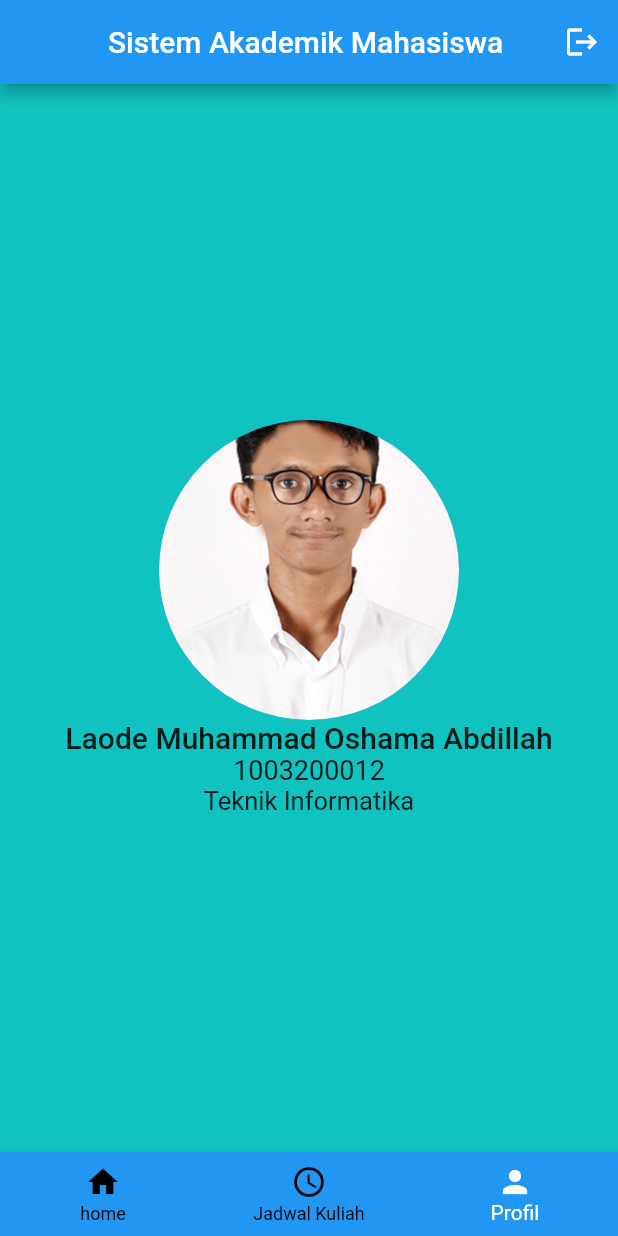
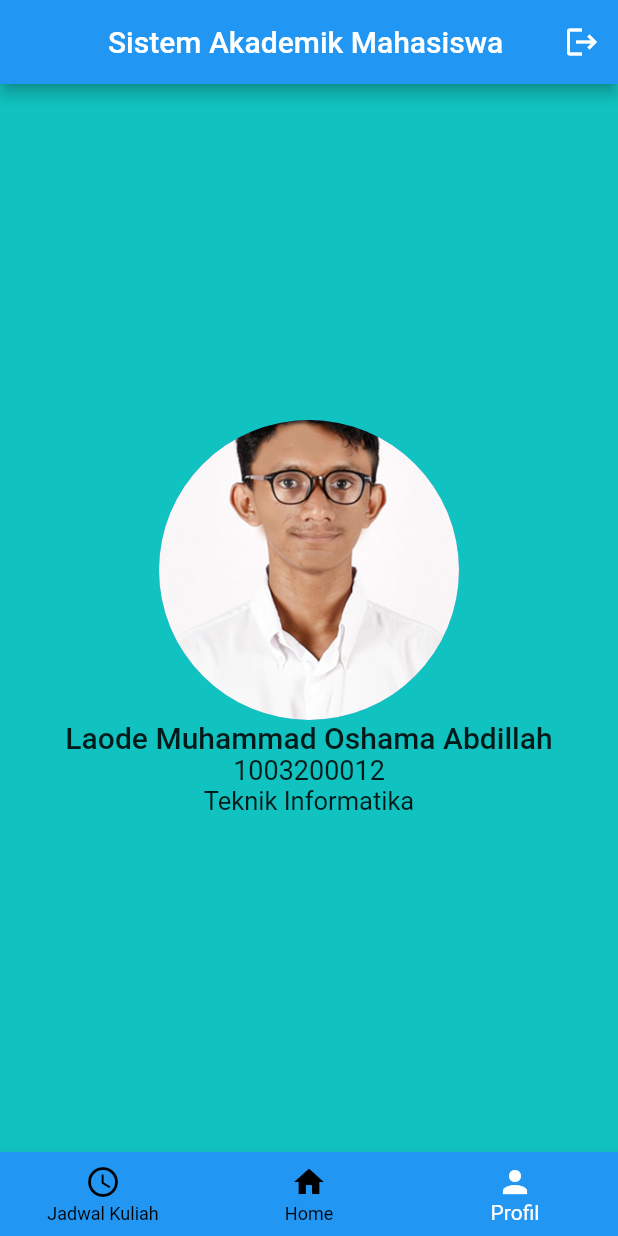
Before and after one commit to Oshama123/SIAKMHS_1003200012, a Flutter app: the Home screen opened directly, item 3 of the bottom bar chosen, on a phone screen of 412 x 824 dp. Run offline on Flutter 3.47's test engine with Material 2 defaults, Android fonts, the phone set to English and light mode, and no system bars; network calls fail.

Commit message:
Update home.dart

```diff
--- a/lib/pages/home.dart
+++ b/lib/pages/home.dart
@@ -16,8 +16,8 @@ class Home extends StatefulWidget {
 class _HomeState extends State<Home> {
   int selectedIndex = 0;
   final pilihPageWidget = [
+    JadwalKuliah(),
     SubMenu(),
-    JadwalKuliah(),
     Profil(),
   ];
   @override
@@ -50,9 +50,9 @@ class _HomeState extends State<Home> {
           currentIndex: selectedIndex,
           onTap: onItemTapped,
           items: [
-            BottomNavigationBarItem(icon: Icon(Icons.home), label: "home"),
             BottomNavigationBarItem(
                 icon: Icon(Icons.schedule), label: "Jadwal Kuliah"),
+            BottomNavigationBarItem(icon: Icon(Icons.home), label: "Home"),
             BottomNavigationBarItem(icon: Icon(Icons.person), label: "Profil"),
           ]),
     );
```
